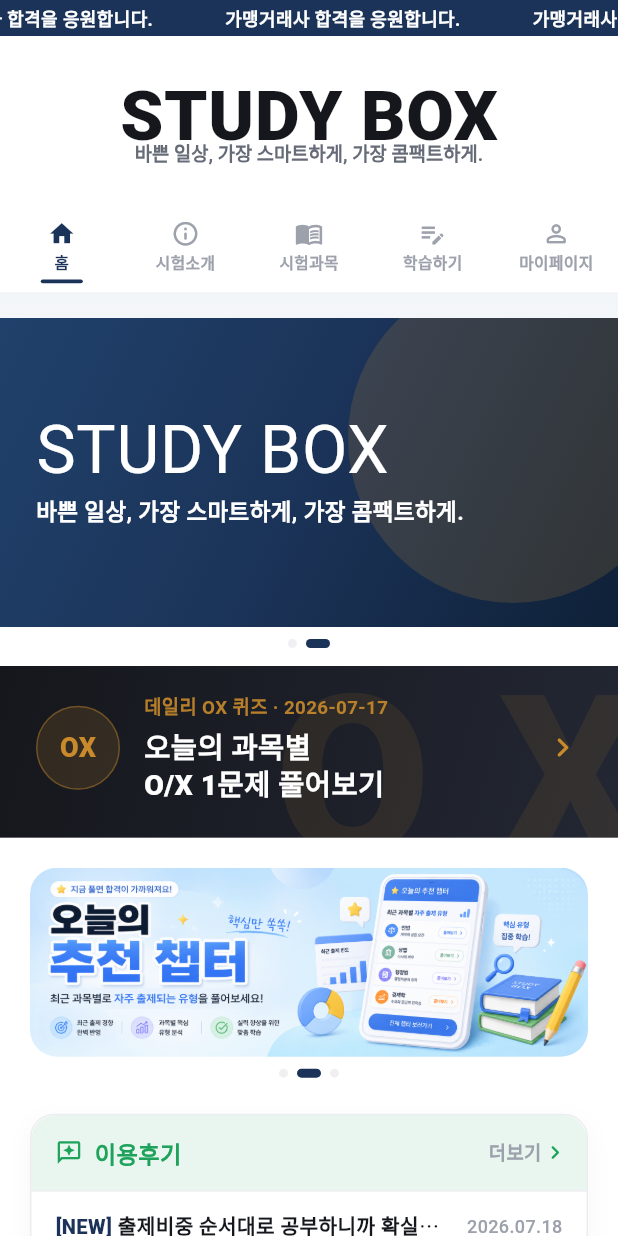
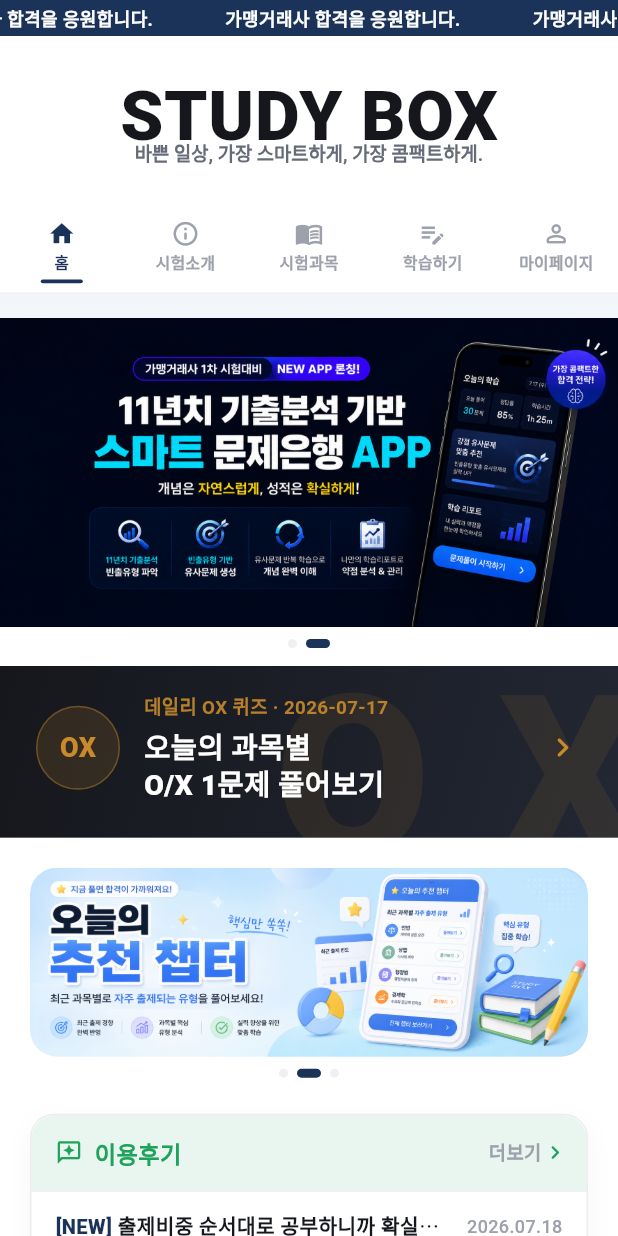
Before and after one commit to chj927il-arch/gamyeong-exam, a Flutter app: the screen it shows after launch, on a phone screen of 412 x 824 dp. Run offline on Flutter 3.47's test engine with Material 3 defaults, Android fonts, the phone set to English and light mode, and no system bars; our stand-ins replace google_fonts.

Commit message:
Replace top banner and rolling banner slides with attached artwork
- Top banner's coded STUDY BOX slide -> top_banner_studybox.png
- Rolling banner slide 1 (유사문제 업데이트) -> rolling_banner_update.png
- Rolling banner slide 3 (프리미엄 전환) -> rolling_banner_premium.png
All three coded/gradient slides removed in favor of the real artwork.

```diff
--- a/app/lib/widgets/launch_banner.dart
+++ b/app/lib/widgets/launch_banner.dart
@@ -1,6 +1,5 @@
 import 'dart:async';
 import 'package:flutter/material.dart';
-import 'package:google_fonts/google_fonts.dart';
 import '../theme/app_theme.dart';
 
 const double _kLaunchBannerAspectRatio = 1774 / 887;
@@ -54,7 +53,11 @@ class _LaunchBannerState extends State<LaunchBanner> {
                 fit: BoxFit.cover,
                 width: double.infinity,
               ),
-              _StudyBoxPromoSlide(),
+              Image(
+                image: AssetImage('assets/images/top_banner_studybox.png'),
+                fit: BoxFit.cover,
+                width: double.infinity,
+              ),
             ],
           ),
         ),
@@ -79,62 +82,3 @@ class _LaunchBannerState extends State<LaunchBanner> {
     );
   }
 }
-
-/// STUDY BOX 홍보 슬라이드 — 큰 타이포그래피 타이틀이 도드라지는 브랜드 배너.
-class _StudyBoxPromoSlide extends StatelessWidget {
-  const _StudyBoxPromoSlide();
-
-  @override
-  Widget build(BuildContext context) {
-    return Container(
-      width: double.infinity,
-      decoration: const BoxDecoration(
-        gradient: LinearGradient(
-          begin: Alignment.topLeft,
-          end: Alignment.bottomRight,
-          colors: [Color(0xFF20416B), AppColors.primary, Color(0xFF0F2138)],
-        ),
-      ),
-      child: Stack(
-        children: [
-          // 대각선 골드 액센트 글로우
-          Positioned(
-            right: -40,
-            top: -30,
-            child: Container(
-              width: 220,
-              height: 220,
-              decoration: BoxDecoration(
-                shape: BoxShape.circle,
-                color: AppColors.accentGold.withValues(alpha: 0.18),
-              ),
-            ),
-          ),
-          Padding(
-            padding: const EdgeInsets.symmetric(horizontal: 24, vertical: 18),
-            child: Column(
-              mainAxisAlignment: MainAxisAlignment.center,
-              crossAxisAlignment: CrossAxisAlignment.start,
-              children: [
-                Text(
-                  'STUDY BOX',
-                  style: GoogleFonts.blackHanSans(
-                    color: Colors.white,
-                    fontSize: 44,
-                    letterSpacing: 0.5,
-                    height: 1.0,
-                  ),
-                ),
-                const SizedBox(height: 8),
-                const Text(
-                  '바쁜 일상, 가장 스마트하게, 가장 콤팩트하게.',
-                  style: TextStyle(color: Colors.white, fontSize: 15, fontWeight: FontWeight.w700, height: 1.3),
-                ),
-              ],
-            ),
-          ),
-        ],
-      ),
-    );
-  }
-}
--- a/app/lib/widgets/rolling_banner.dart
+++ b/app/lib/widgets/rolling_banner.dart
@@ -20,19 +20,9 @@ class BannerItem {
 }
 
 const _defaultBanners = [
-  BannerItem(
-    title: '이번 주 신규\n유사문제 업데이트',
-    subtitle: '출제 비중 1위 약관법 문제가 추가됐어요',
-    icon: Icons.auto_awesome_outlined,
-    gradient: [Color(0xFFE8562F), Color(0xFFF4854A)],
-  ),
+  BannerItem(imageAsset: 'assets/images/rolling_banner_update.png'),
   BannerItem(imageAsset: 'assets/images/rolling_banner_chapter.png'),
-  BannerItem(
-    title: '프리미엄 전환하고\n전 과목 무제한 풀기',
-    subtitle: '경제법·민법·경영학 전 챕터 잠금 해제',
-    icon: Icons.workspace_premium_outlined,
-    gradient: [Color(0xFF3E4FA8), Color(0xFF6C7CD6)],
-  ),
+  BannerItem(imageAsset: 'assets/images/rolling_banner_premium.png'),
 ];
 
 /// 홈 상단 프로모션/광고 영역 — 3개 배너를 자동으로 롤링하는 캐러셀.
--- a/app/pubspec.yaml
+++ b/app/pubspec.yaml
@@ -62,6 +62,9 @@ flutter:
     - assets/images/launch_banner.png
     - assets/images/splash_cover.png
     - assets/images/rolling_banner_chapter.png
+    - assets/images/top_banner_studybox.png
+    - assets/images/rolling_banner_update.png
+    - assets/images/rolling_banner_premium.png
 
   # To add assets to your application, add an assets section, like this:
   # assets:
```
Also changed, not shown: app/assets/images/rolling_banner_premium.png (added), app/assets/images/rolling_banner_update.png (added), app/assets/images/top_banner_studybox.png (added).
